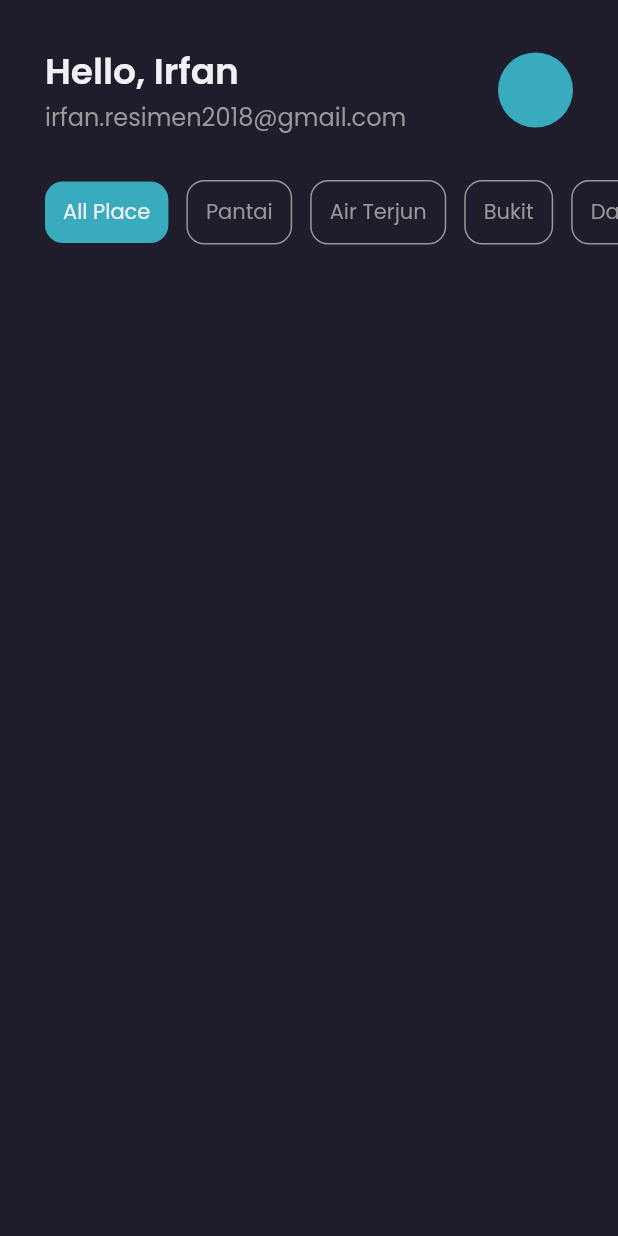
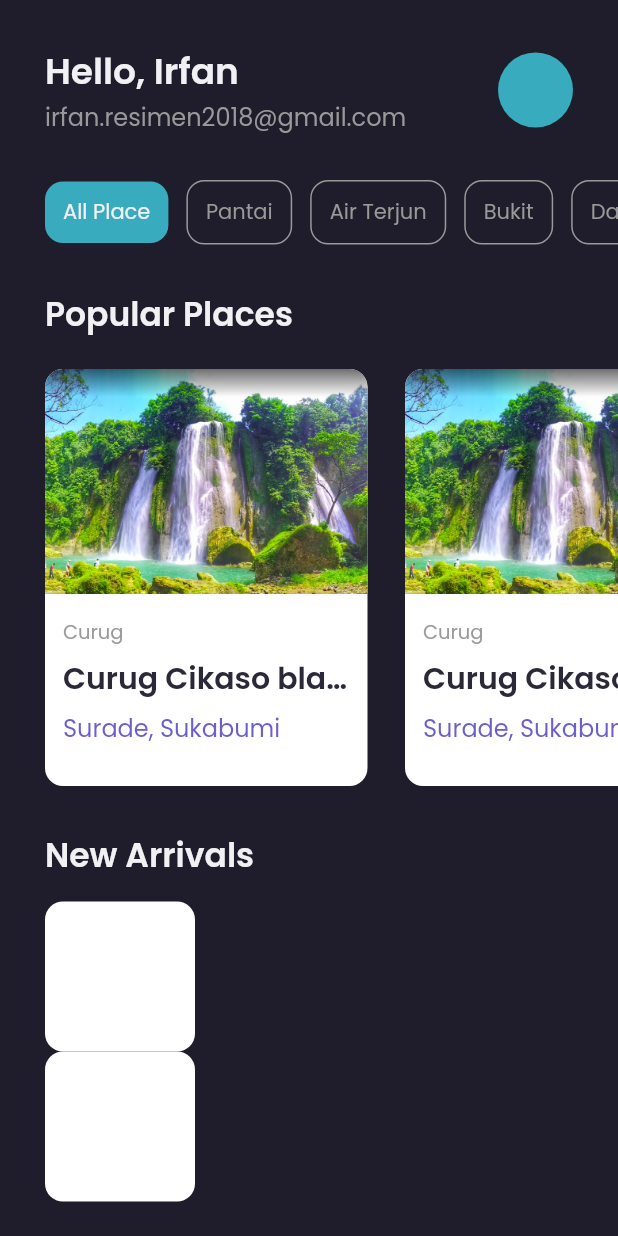
Before and after one commit to irfanrev/sukahealing, a Flutter app: the HomePage screen opened directly, on a phone screen of 412 x 824 dp. Run offline on Flutter 3.47's test engine with Material 2 defaults, Android fonts, the light colour scheme and no system bars; our stand-ins replace get, google_fonts.

Commit message:
Home screen product card

```diff
--- a/lib/pages/home/home_page.dart
+++ b/lib/pages/home/home_page.dart
@@ -1,6 +1,8 @@
 import 'package:flutter/material.dart';
 import 'package:suka_healing/theme.dart';
 import 'package:google_fonts/google_fonts.dart';
+import 'package:suka_healing/widgets/arrivals_card.dart';
+import 'package:suka_healing/widgets/product_card.dart';
 
 class HomePage extends StatelessWidget {
   const HomePage({Key? key}) : super(key: key);
@@ -75,7 +77,7 @@ class HomePage extends StatelessWidget {
               ),
               Container(
                 padding:
-                const EdgeInsets.symmetric(horizontal: 12, vertical: 10),
+                    const EdgeInsets.symmetric(horizontal: 12, vertical: 10),
                 margin: EdgeInsets.only(left: 12),
                 decoration: BoxDecoration(
                   color: Colors.transparent,
@@ -95,7 +97,7 @@ class HomePage extends StatelessWidget {
               ),
               Container(
                 padding:
-                const EdgeInsets.symmetric(horizontal: 12, vertical: 10),
+                    const EdgeInsets.symmetric(horizontal: 12, vertical: 10),
                 margin: EdgeInsets.only(left: 12),
                 decoration: BoxDecoration(
                   color: Colors.transparent,
@@ -115,7 +117,7 @@ class HomePage extends StatelessWidget {
               ),
               Container(
                 padding:
-                const EdgeInsets.symmetric(horizontal: 12, vertical: 10),
+                    const EdgeInsets.symmetric(horizontal: 12, vertical: 10),
                 margin: EdgeInsets.only(left: 12),
                 decoration: BoxDecoration(
                   color: Colors.transparent,
@@ -135,7 +137,7 @@ class HomePage extends StatelessWidget {
               ),
               Container(
                 padding:
-                const EdgeInsets.symmetric(horizontal: 12, vertical: 10),
+                    const EdgeInsets.symmetric(horizontal: 12, vertical: 10),
                 margin: EdgeInsets.only(left: 12),
                 decoration: BoxDecoration(
                   color: Colors.transparent,
@@ -159,12 +161,75 @@ class HomePage extends StatelessWidget {
       );
     }
 
+    Widget popularTitle() {
+      return Container(
+        margin: const EdgeInsets.only(left: 30, top: 30),
+        child: Text(
+          'Popular Places',
+          style: GoogleFonts.poppins(
+            fontSize: 22,
+            color: primaryText,
+            fontWeight: FontWeight.w600,
+          ),
+        ),
+      );
+    }
+
+    Widget popularProduct() {
+      return Container(
+        margin: EdgeInsets.only(top: 20),
+        child: SingleChildScrollView(
+          scrollDirection: Axis.horizontal,
+          child: Row(
+            children: const [
+              SizedBox(
+                width: 30,
+              ),
+              ProductCard(),
+              ProductCard(),
+            ],
+          ),
+        ),
+      );
+    }
+
+    Widget newArrivalTitle() {
+      return Container(
+        margin: const EdgeInsets.only(left: 30, top: 30),
+        child: Text(
+          'New Arrivals',
+          style: GoogleFonts.poppins(
+            fontSize: 22,
+            color: primaryText,
+            fontWeight: FontWeight.w600,
+          ),
+        ),
+      );
+    }
+
+    Widget newArrivalCard() {
+      return Container(
+        margin: EdgeInsets.only(top: 14),
+        padding: EdgeInsets.symmetric(horizontal: 30),
+        child: Column(
+          children: [
+            ArrivalCard(),
+            ArrivalCard(),
+          ],
+        ),
+      );
+    }
+
     return Scaffold(
       backgroundColor: bgColor,
       body: ListView(
         children: [
           header(),
           categoryList(),
+          popularTitle(),
+          popularProduct(),
+          newArrivalTitle(),
+          newArrivalCard(),
         ],
       ),
     );
--- /dev/null
+++ b/lib/widgets/arrivals_card.dart
@@ -0,0 +1,23 @@
+import 'package:flutter/material.dart';
+
+class ArrivalCard extends StatelessWidget {
+  const ArrivalCard({Key? key}) : super(key: key);
+
+  @override
+  Widget build(BuildContext context) {
+    return Container(
+      child: Row(
+        children: [
+          Container(
+            height: 100,
+            width: 100,
+            decoration: BoxDecoration(
+              borderRadius: BorderRadius.circular(12),
+              color: Colors.white,
+            ),
+          ),
+        ],
+      ),
+    );
+  }
+}
--- a/lib/widgets/category_card.dart
+++ /dev/null
@@ -1,10 +0,0 @@
-import 'package:flutter/material.dart';
-
-class CategoryCard extends StatelessWidget {
-  const CategoryCard({Key? key}) : super(key: key);
-
-  @override
-  Widget build(BuildContext context) {
-    return Container();
-  }
-}
--- /dev/null
+++ b/lib/widgets/product_card.dart
@@ -0,0 +1,80 @@
+import 'package:flutter/material.dart';
+import 'package:get/get.dart';
+import 'package:google_fonts/google_fonts.dart';
+import 'package:suka_healing/theme.dart';
+
+class ProductCard extends StatelessWidget {
+  const ProductCard({Key? key}) : super(key: key);
+
+  @override
+  Widget build(BuildContext context) {
+    return Container(
+      width: 215,
+      height: 278,
+      margin: EdgeInsets.only(right: 25),
+      decoration: BoxDecoration(
+        borderRadius: BorderRadius.circular(12),
+        color: Colors.white,
+      ),
+      child: Column(
+        crossAxisAlignment: CrossAxisAlignment.start,
+        children: [
+          Container(
+            width: 215,
+            height: 150,
+            decoration: const BoxDecoration(
+              image: DecorationImage(
+                  image: AssetImage('assets/img/curug.png'), fit: BoxFit.cover),
+              borderRadius: BorderRadius.vertical(
+                top: Radius.circular(12),
+              ),
+            ),
+          ),
+          Container(
+            width: double.infinity,
+            padding:
+                const EdgeInsets.only(top: 10, right: 12, left: 12, bottom: 10),
+            child: Column(
+              crossAxisAlignment: CrossAxisAlignment.start,
+              mainAxisAlignment: MainAxisAlignment.center,
+              children: [
+                const SizedBox(
+                  height: 6,
+                ),
+                Text(
+                  'Curug',
+                  style: GoogleFonts.poppins(
+                    fontSize: 13,
+                    color: secondaryText,
+                  ),
+                ),
+                const SizedBox(
+                  height: 6,
+                ),
+                Text(
+                  'Curug Cikaso bla bla',
+                  style: GoogleFonts.poppins(
+                    fontSize: 20,
+                    fontWeight: FontWeight.w600,
+                    color: bgColor2,
+                  ),
+                  overflow: TextOverflow.ellipsis,
+                ),
+                const SizedBox(
+                  height: 6,
+                ),
+                Text(
+                  'Surade, Sukabumi',
+                  style: GoogleFonts.poppins(
+                    fontSize: 16,
+                    color: secondaryColor,
+                  ),
+                ),
+              ],
+            ),
+          ),
+        ],
+      ),
+    );
+  }
+}
--- a/pubspec.yaml
+++ b/pubspec.yaml
@@ -60,6 +60,8 @@ flutter:
   # the material Icons class.
   uses-material-design: true
 
+  assets:
+    - assets/img/
   # To add assets to your application, add an assets section, like this:
   # assets:
   #   - images/a_dot_burr.jpeg
```
Also changed, not shown: assets/img/curug.png (added).
